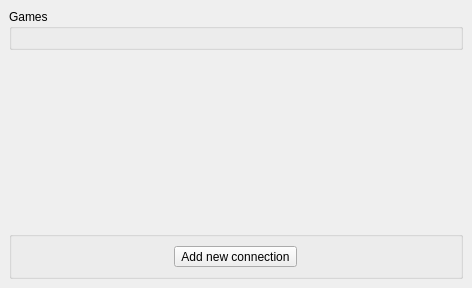
Before: the Qt Designer form randovania/gui/ui_files/game_connection_window.ui in randovania/randovania, drawn with Qt 5.
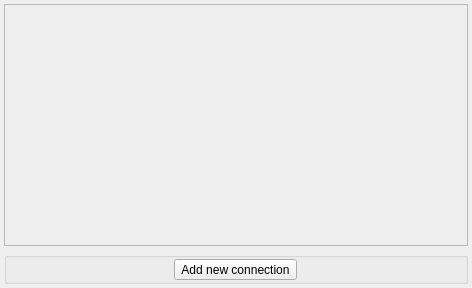
After: the same form once the commit is applied.

Commit message: Update GameConnectionWindow with details about the connected games

Diff of the .ui file:
```diff
--- a/randovania/gui/ui_files/game_connection_window.ui
+++ b/randovania/gui/ui_files/game_connection_window.ui
@@ -15,28 +15,19 @@
   </property>
   <widget class="QWidget" name="centralwidget">
    <layout class="QGridLayout" name="root_layout">
+    <property name="leftMargin">
+     <number>4</number>
+    </property>
+    <property name="topMargin">
+     <number>4</number>
+    </property>
+    <property name="rightMargin">
+     <number>4</number>
+    </property>
+    <property name="bottomMargin">
+     <number>4</number>
+    </property>
     <item row="1" column="0">
-     <spacer name="spacer">
-      <property name="orientation">
-       <enum>Qt::Vertical</enum>
-      </property>
-      <property name="sizeHint" stdset="0">
-       <size>
-        <width>20</width>
-        <height>40</height>
-       </size>
-      </property>
-     </spacer>
-    </item>
-    <item row="0" column="0">
-     <widget class="QGroupBox" name="builders_group">
-      <property name="title">
-       <string>Games</string>
-      </property>
-      <layout class="QVBoxLayout" name="builders_layout"/>
-     </widget>
-    </item>
-    <item row="2" column="0">
      <widget class="QGroupBox" name="meta_group">
       <property name="title">
        <string/>
@@ -44,7 +35,19 @@
       <property name="flat">
        <bool>true</bool>
       </property>
-      <layout class="QHBoxLayout" name="horizontalLayout">
+      <layout class="QHBoxLayout" name="meta_layout">
+       <property name="leftMargin">
+        <number>1</number>
+       </property>
+       <property name="topMargin">
+        <number>1</number>
+       </property>
+       <property name="rightMargin">
+        <number>1</number>
+       </property>
+       <property name="bottomMargin">
+        <number>1</number>
+       </property>
        <item>
         <widget class="QToolButton" name="add_builder_button">
          <property name="text">
@@ -61,6 +64,37 @@
       </layout>
      </widget>
     </item>
+    <item row="0" column="0">
+     <widget class="QScrollArea" name="builders_scroll">
+      <property name="widgetResizable">
+       <bool>true</bool>
+      </property>
+      <widget class="QWidget" name="builders_content">
+       <property name="geometry">
+        <rect>
+         <x>0</x>
+         <y>0</y>
+         <width>462</width>
+         <height>244</height>
+        </rect>
+       </property>
+       <layout class="QVBoxLayout" name="builders_layout">
+        <property name="leftMargin">
+         <number>4</number>
+        </property>
+        <property name="topMargin">
+         <number>4</number>
+        </property>
+        <property name="rightMargin">
+         <number>4</number>
+        </property>
+        <property name="bottomMargin">
+         <number>4</number>
+        </property>
+       </layout>
+      </widget>
+     </widget>
+    </item>
    </layout>
   </widget>
  </widget>
```
Left out of the diff: 2 changed lines with no effect on the pictures. The commit also changes 5 other files.
